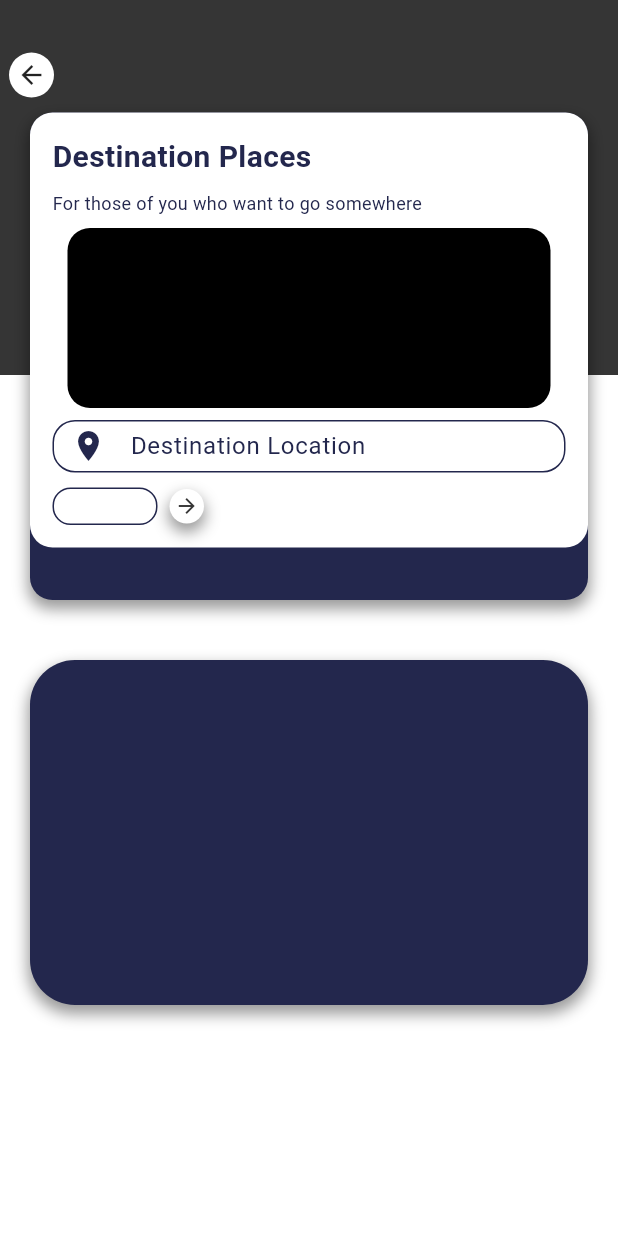
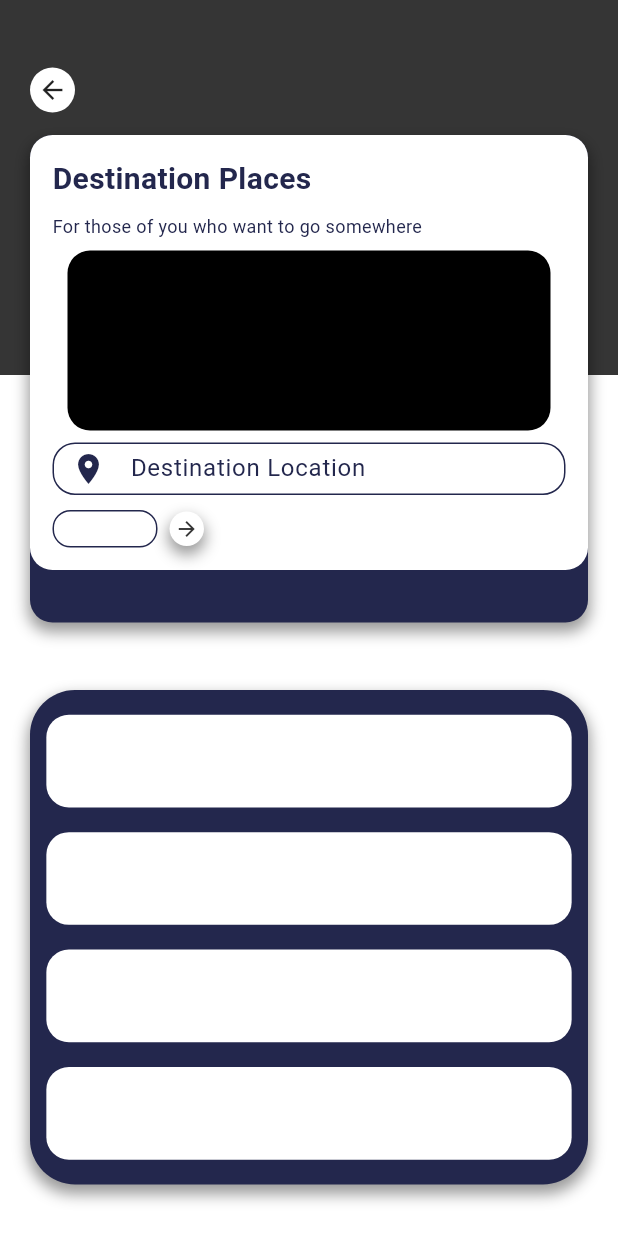
Before and after one commit to HengkyLaurencio/GoDec, a Flutter app: the screen it shows after launch, on a phone screen of 412 x 824 dp. Run offline on Flutter 3.47's test engine with Material 3 defaults, Android fonts, the phone set to English and light mode, and no system bars.

Commit message:
Add History Card Container

```diff
--- a/lib/features/order/presentation/page/front_order_page.dart
+++ b/lib/features/order/presentation/page/front_order_page.dart
@@ -29,18 +29,18 @@ class FrontOrderPage extends StatelessWidget {
                     ),
                   ),
                   const Positioned(
-                    top: 35,
-                    left: 6,
+                    top: 45,
+                    left: 20,
                     child: ArrowBack(),
                   ),
                   const Positioned(
-                    top: 75,
+                    top: 90,
                     left: 20,
                     right: 20,
                     child: CardContainerTop(),
                   ),
                   const Positioned(
-                    top: 75,
+                    top: 90,
                     left: 20,
                     right: 20,
                     child: CardContainerStack(),
--- a/lib/features/order/presentation/widget/card_container_bot.dart
+++ b/lib/features/order/presentation/widget/card_container_bot.dart
@@ -1,4 +1,5 @@
 import 'package:flutter/material.dart';
+import '../widget/history_container.dart';
 
 class CardContainerBot extends StatelessWidget {
   const CardContainerBot({super.key});
@@ -6,13 +7,15 @@ class CardContainerBot extends StatelessWidget {
   @override
   Widget build(BuildContext context) {
     final screenWidth = MediaQuery.of(context).size.width;
+    final screenHeight = MediaQuery.of(context).size.height * 0.4;
     return Container(
       margin: const EdgeInsets.only(
+        top: 20,
         left: 20,
         right: 20,
       ),
       width: screenWidth,
-      height: 230,
+      height: screenHeight,
       decoration: BoxDecoration(
         color: Theme.of(context).colorScheme.onSurface,
         borderRadius: BorderRadius.circular(30),
@@ -25,6 +28,15 @@ class CardContainerBot extends StatelessWidget {
           ),
         ],
       ),
+      child: Column(
+        mainAxisAlignment: MainAxisAlignment.spaceEvenly,
+        children: [
+          HistoryContainer(),
+          HistoryContainer(),
+          HistoryContainer(),
+          HistoryContainer(),
+        ],
+      ),
     );
   }
 }
--- /dev/null
+++ b/lib/features/order/presentation/widget/history_container.dart
@@ -0,0 +1,20 @@
+import 'package:flutter/material.dart';
+
+class HistoryContainer extends StatelessWidget {
+  const HistoryContainer({super.key});
+
+  @override
+  Widget build(BuildContext context) {
+    final sWidth = MediaQuery.of(context).size.width * 0.85;
+    final sHeigth = MediaQuery.of(context).size.height * 0.075;
+    return Container(
+      height: sHeigth,
+      width: sWidth,
+      decoration: BoxDecoration(
+        color: Theme.of(context).colorScheme.onPrimary,
+        borderRadius: BorderRadius.circular(15),
+      ),
+    );
+    ;
+  }
+}
```
